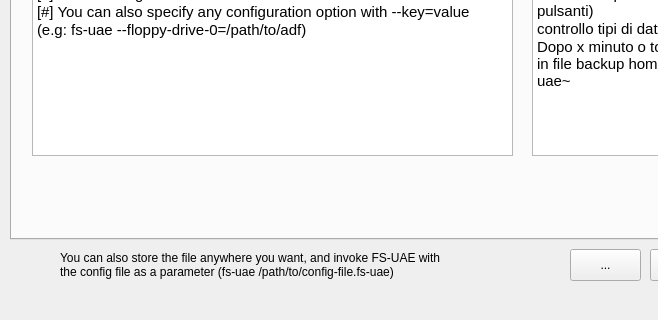
Old version of the form amiga.ui in the repository PSRAmiga/fs-uae; both pictures show x 0 to 658 and y 280 to 600 of the 900 by 600 pixel window.
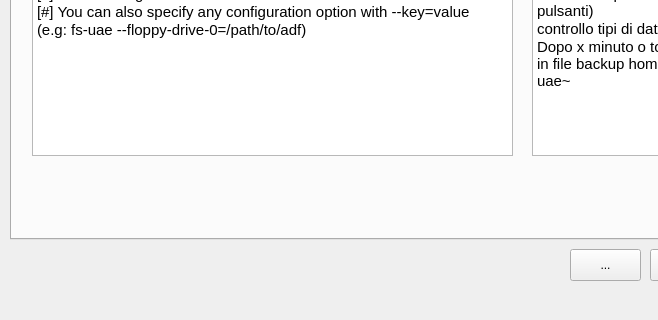
New version of the form. The open tabs and pages were chosen to show the change. Icons and pictures are not drawn.

```diff
--- a/amiga.ui
+++ b/amiga.ui
@@ -5757,20 +5757,6 @@
      <enum>Qt::NoArrow</enum>
     </property>
    </widget>
-   <widget class="QLabel" name="label_11">
-    <property name="geometry">
-     <rect>
-      <x>60</x>
-      <y>510</y>
-      <width>491</width>
-      <height>31</height>
-     </rect>
-    </property>
-    <property name="text">
-     <string>You can also store the file anywhere you want, and invoke FS-UAE with
-the config file as a parameter (fs-uae /path/to/config-file.fs-uae)</string>
-    </property>
-   </widget>
    <widget class="QToolButton" name="loadConfigToolButton">
     <property name="geometry">
      <rect>
@@ -5823,6 +5809,28 @@
      </size>
     </property>
    </widget>
+   <widget class="QLabel" name="errorLabel">
+    <property name="enabled">
+     <bool>true</bool>
+    </property>
+    <property name="geometry">
+     <rect>
+      <x>247</x>
+      <y>514</y>
+      <width>311</width>
+      <height>23</height>
+     </rect>
+    </property>
+    <property name="font">
+     <font>
+      <pointsize>14</pointsize>
+      <underline>true</underline>
+     </font>
+    </property>
+    <property name="text">
+     <string/>
+    </property>
+   </widget>
   </widget>
   <widget class="QMenuBar" name="menuBar">
    <property name="geometry">
```
Left out of the diff: 86 changed lines with no effect on the pictures.
